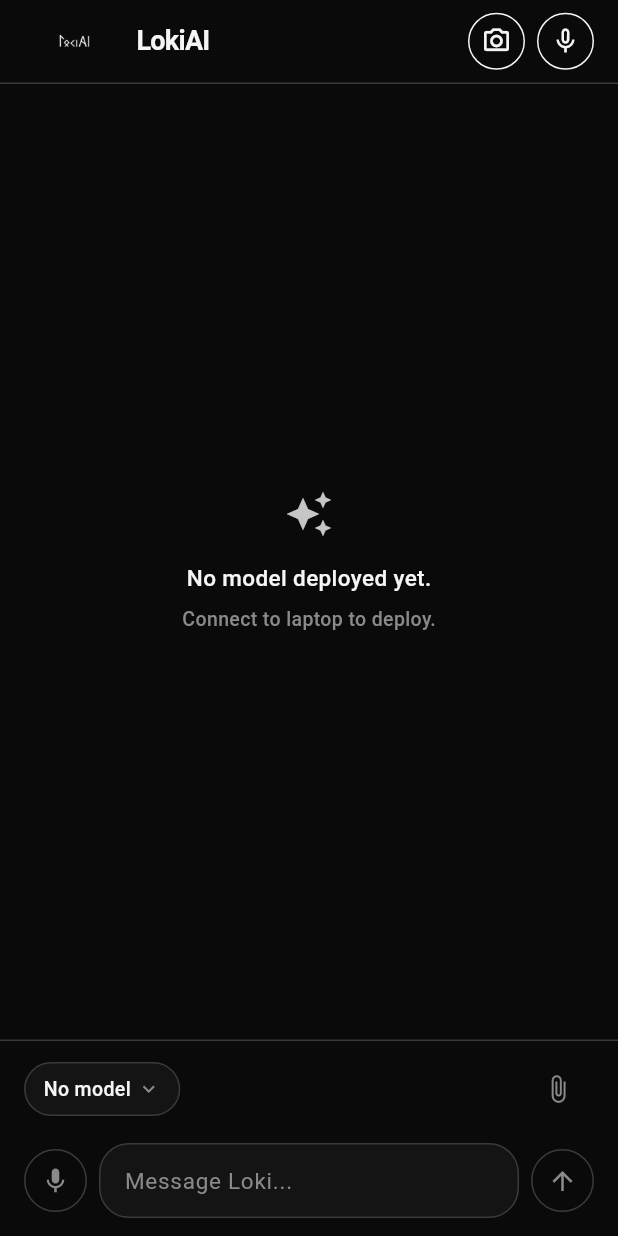
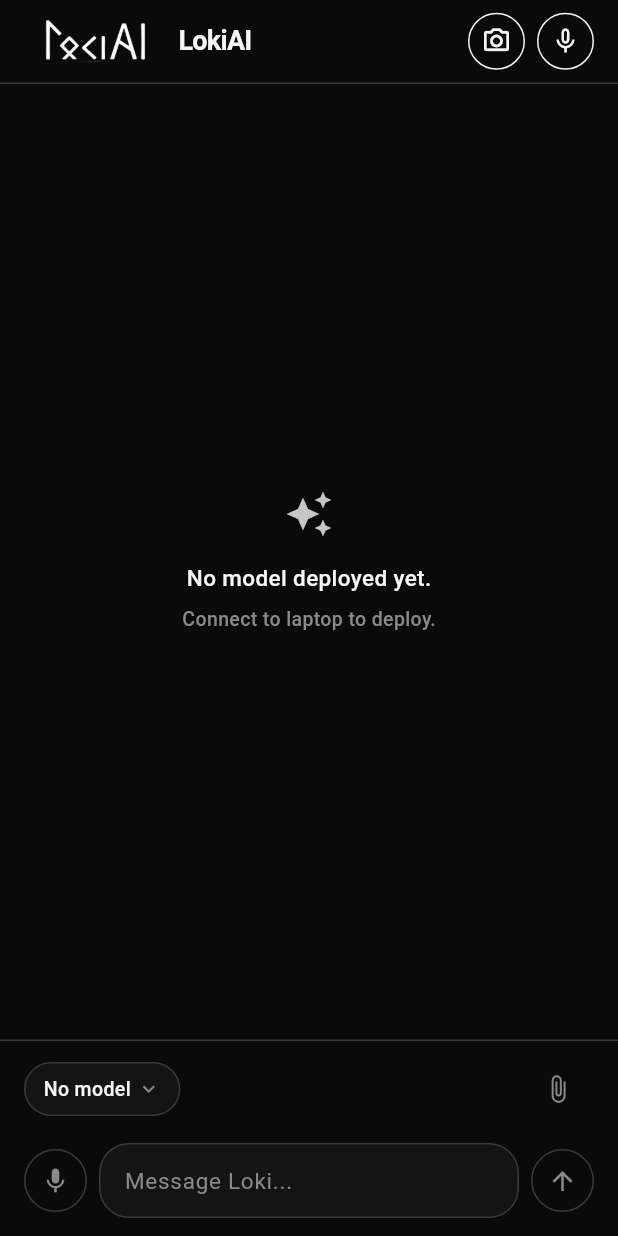
Before and after one commit to THE-SHRIKS/LokiAI-v1.1, a Flutter app: the LokiHomeScreen screen opened directly, on a phone screen of 412 x 824 dp. Run offline on Flutter 3.47's test engine with Material 3 defaults, Android fonts, the phone set to English and light mode, and no system bars; our stand-ins replace camera, device_info_plus, flutter_secure_storage, permission_handler, plugin_platform_interface, shared_preferences; missing offline and left inert: mobile_scanner, record, tflite_flutter; accounts and stored records are empty; project files that could hold a hidden picture were left out.

Commit message:
fix: render LokiAI wordmark at readable width

```diff
--- a/LokiAImobile UI/lib/loki_brand.dart
+++ b/LokiAImobile UI/lib/loki_brand.dart
@@ -14,8 +14,8 @@ class LokiBrand extends StatelessWidget {
         Image.asset(
           'assets/lokiai-logo.png',
           height: imageHeight,
-          width: imageHeight * 2.4,
-          fit: BoxFit.contain,
+          width: imageHeight * 3.4,
+          fit: BoxFit.cover,
           semanticLabel: 'LokiAI logo',
         ),
         if (showName) ...[
```
Also changed, not shown: 1 other file.
